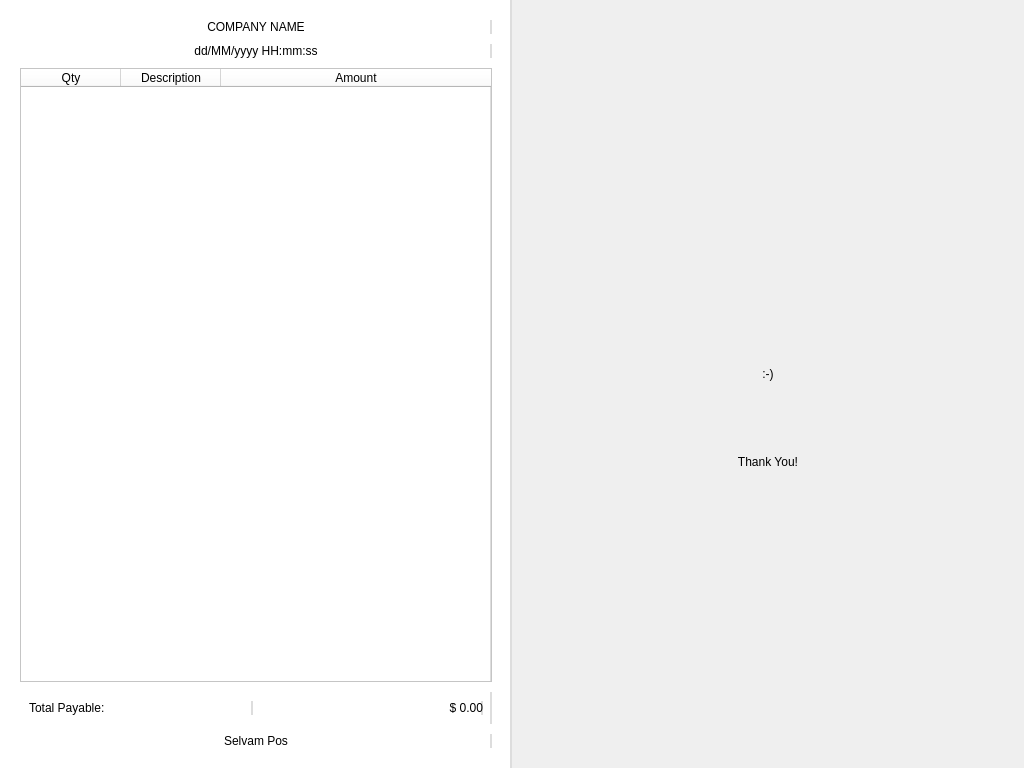
First picture: the form in Project/ui/screen2.ui, repository Selvam-T/POS, before the edit.
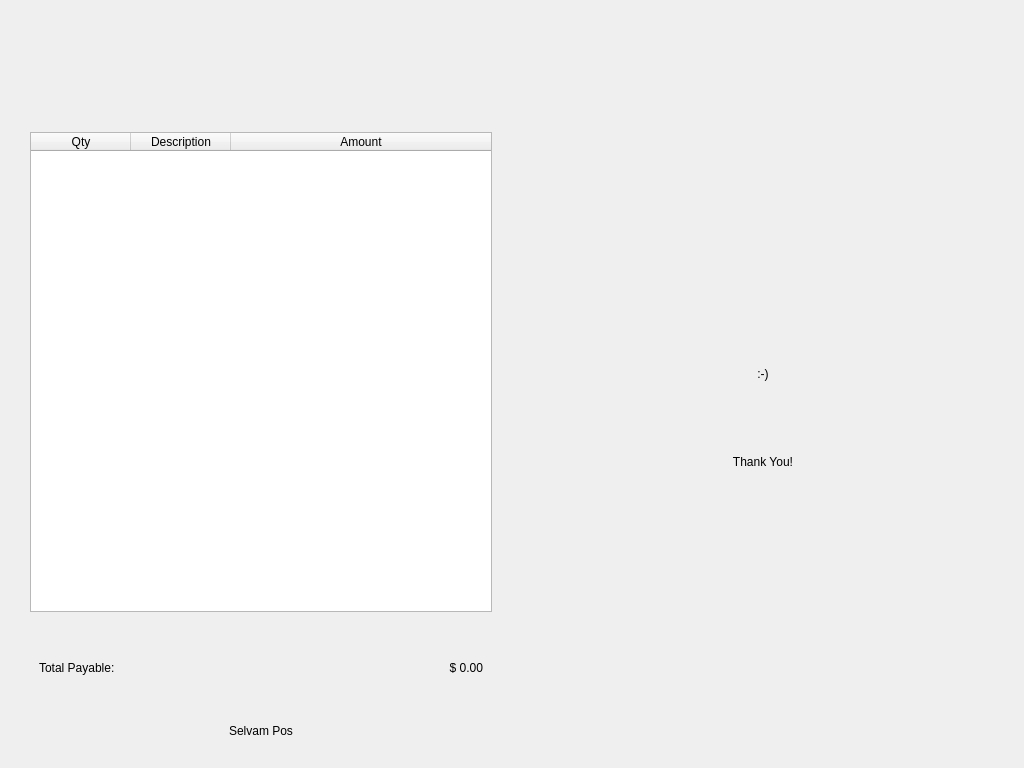
Second picture: the form after the edit.

Commit message: customer_facing display, aka screen2 left panel done with .qss

The edit to the form file:
```diff
--- a/Project/ui/screen2.ui
+++ b/Project/ui/screen2.ui
@@ -18,25 +18,22 @@
     <number>0</number>
    </property>
    <property name="leftMargin">
-    <number>0</number>
+    <number>10</number>
    </property>
    <property name="topMargin">
-    <number>0</number>
+    <number>10</number>
    </property>
    <property name="rightMargin">
-    <number>0</number>
+    <number>10</number>
    </property>
    <property name="bottomMargin">
-    <number>0</number>
+    <number>10</number>
    </property>
    <item>
     <widget class="QFrame" name="screen2PurchaseFrame">
-     <property name="styleSheet">
-      <string notr="true">background-color: #ffffff; border-right: 2px solid #dddddd;</string>
-     </property>
      <layout class="QVBoxLayout" name="leftVLayout">
       <property name="spacing">
-       <number>10</number>
+       <number>20</number>
       </property>
       <property name="leftMargin">
        <number>20</number>
@@ -56,7 +53,7 @@
          <font/>
         </property>
         <property name="text">
-         <string>COMPANY NAME</string>
+         <string/>
         </property>
         <property name="alignment">
          <set>Qt::AlignCenter</set>
@@ -66,7 +63,17 @@
       <item>
        <widget class="QLabel" name="screen2DateLabel">
         <property name="text">
-         <string>dd/MM/yyyy HH:mm:ss</string>
+         <string/>
+        </property>
+        <property name="alignment">
+         <set>Qt::AlignCenter</set>
+        </property>
+       </widget>
+      </item>
+      <item>
+       <widget class="QLabel" name="screen2TimeLabel">
+        <property name="text">
+         <string/>
         </property>
         <property name="alignment">
          <set>Qt::AlignCenter</set>
@@ -98,6 +105,22 @@
         </column>
        </widget>
       </item>
+      <item>
+       <spacer name="verticalSpacer_2">
+        <property name="orientation">
+         <enum>Qt::Vertical</enum>
+        </property>
+        <property name="sizeType">
+         <enum>QSizePolicy::Fixed</enum>
+        </property>
+        <property name="sizeHint" stdset="0">
+         <size>
+          <width>20</width>
+          <height>20</height>
+         </size>
+        </property>
+       </spacer>
+      </item>
       <item>
        <widget class="QFrame" name="screen2TotalFrame">
         <layout class="QHBoxLayout" name="totalHLayout">
@@ -127,6 +150,22 @@
         </layout>
        </widget>
       </item>
+      <item>
+       <spacer name="verticalSpacer">
+        <property name="orientation">
+         <enum>Qt::Vertical</enum>
+        </property>
+        <property name="sizeType">
+         <enum>QSizePolicy::Preferred</enum>
+        </property>
+        <property name="sizeHint" stdset="0">
+         <size>
+          <width>20</width>
+          <height>20</height>
+         </size>
+        </property>
+       </spacer>
+      </item>
       <item>
        <widget class="QLabel" name="screen2FooterLabel">
         <property name="text">
```
The commit also changes 6 other files.
